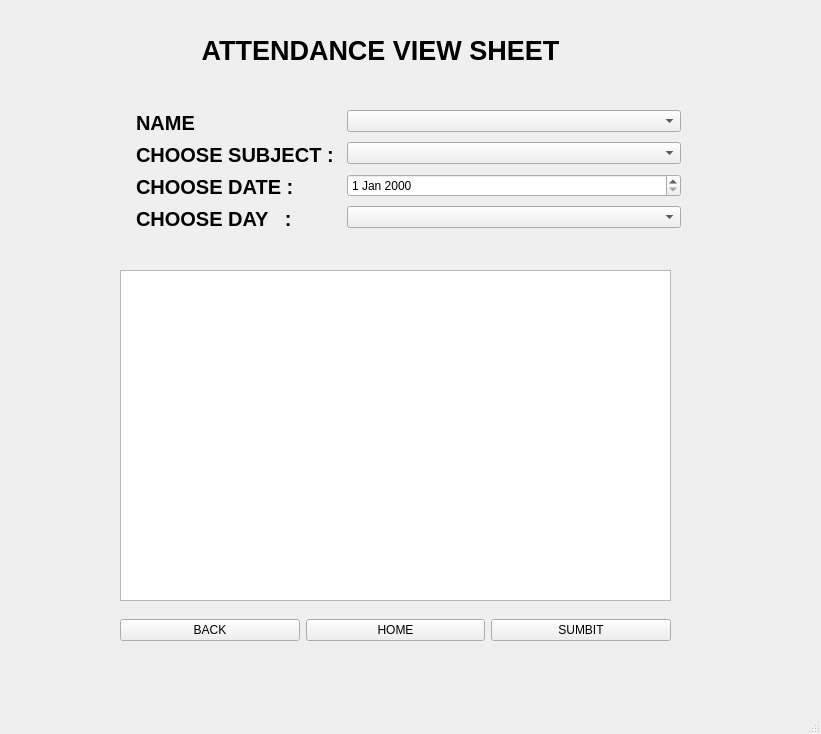
Before: the Qt Designer form studentattendanceview.ui in Shasank12345/QT_PROJECT, drawn with Qt 5.
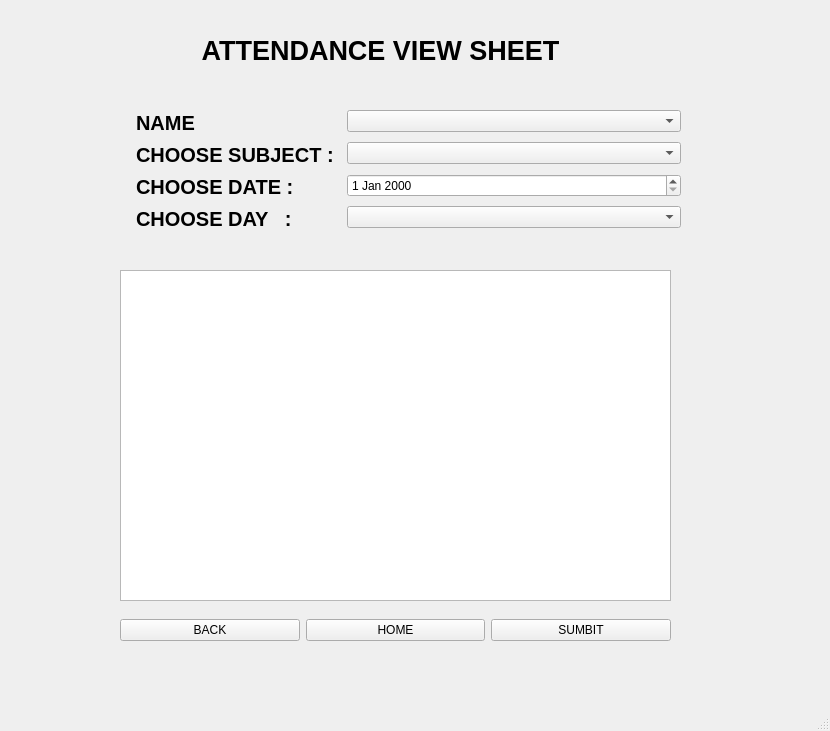
After: the same form once the commit is applied. Icons and pictures are not drawn.

```diff
--- a/studentattendanceview.ui
+++ b/studentattendanceview.ui
@@ -6,8 +6,8 @@
    <rect>
     <x>0</x>
     <y>0</y>
-    <width>821</width>
-    <height>734</height>
+    <width>830</width>
+    <height>731</height>
    </rect>
   </property>
   <property name="windowTitle">
```
Left out of the diff: 16 changed lines with no effect on the pictures.
